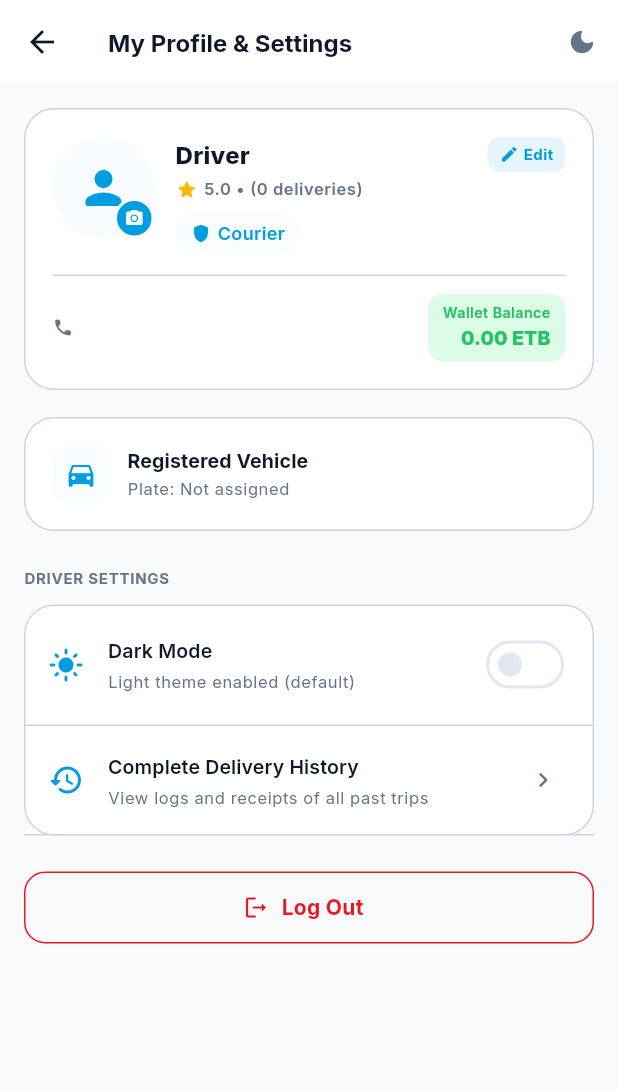
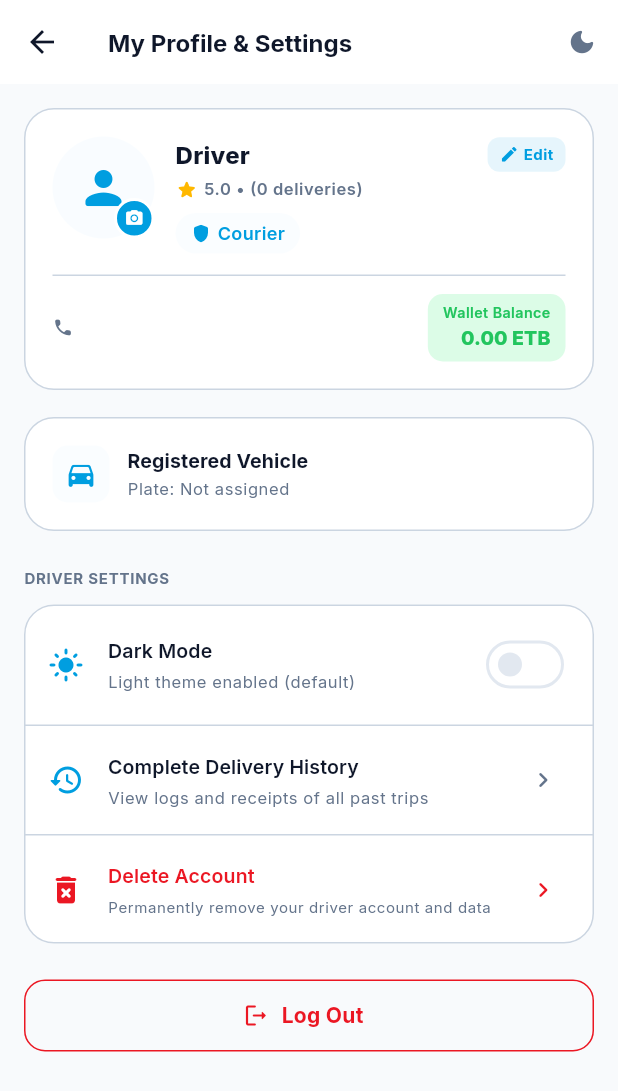
Before and after one commit to DaV212001/driver_app, a Flutter app: the DriverProfileScreen screen opened by its route, on a phone screen of 412 x 824 dp. Shown: the top 1091 px of the screen. Run offline on Flutter 3.47's test engine with Material 3 defaults, Android fonts, the phone set to English and light mode, and no system bars; drawn by our look-alikes of auto_size_text; our stand-ins replace awesome_notifications, battery_plus, cached_network_image, cookie_jar, device_info_plus, dio and 13 more; missing offline and left inert: flutter_ringtone_player_plus, gebeta_gl; accounts and stored records are empty; network calls fail.

Commit message:
feat: add account deletion feature conforming to App Store Guideline 5.1.1(v)

```diff
--- a/lib/screens/profile/driver_profile_screen.dart
+++ b/lib/screens/profile/driver_profile_screen.dart
@@ -652,6 +652,29 @@ class DriverProfileScreen extends StatelessWidget {
                       ),
                       const Divider(height: 1),
 
+                      // Account Deletion Tile (Apple App Store Guideline 5.1.1(v) & Google Play User Data)
+                      ListTile(
+                        leading: const Icon(Icons.delete_forever_rounded, color: AppColors.error),
+                        title: AutoSizeText(
+                          'Delete Account',
+                          maxLines: 1,
+                          minFontSize: 11,
+                          style: textTheme.titleSmall?.copyWith(
+                            fontWeight: FontWeight.w600,
+                            fontSize: 13,
+                            color: AppColors.error,
+                          ),
+                        ),
+                        subtitle: AutoSizeText(
+                          'Permanently remove your driver account and data',
+                          maxLines: 1,
+                          minFontSize: 9,
+                          style: textTheme.bodySmall?.copyWith(fontSize: 11),
+                        ),
+                        trailing: const Icon(Icons.chevron_right_rounded, size: 20, color: AppColors.error),
+                        onTap: () => controller.requestAccountDeletion(context),
+                      ),
+
                       // Auto-accept toggle
                       // SwitchListTile(
                       //   contentPadding:
```
Also changed, not shown: lib/controllers/profile_controller.dart (+65 -0 lines).
